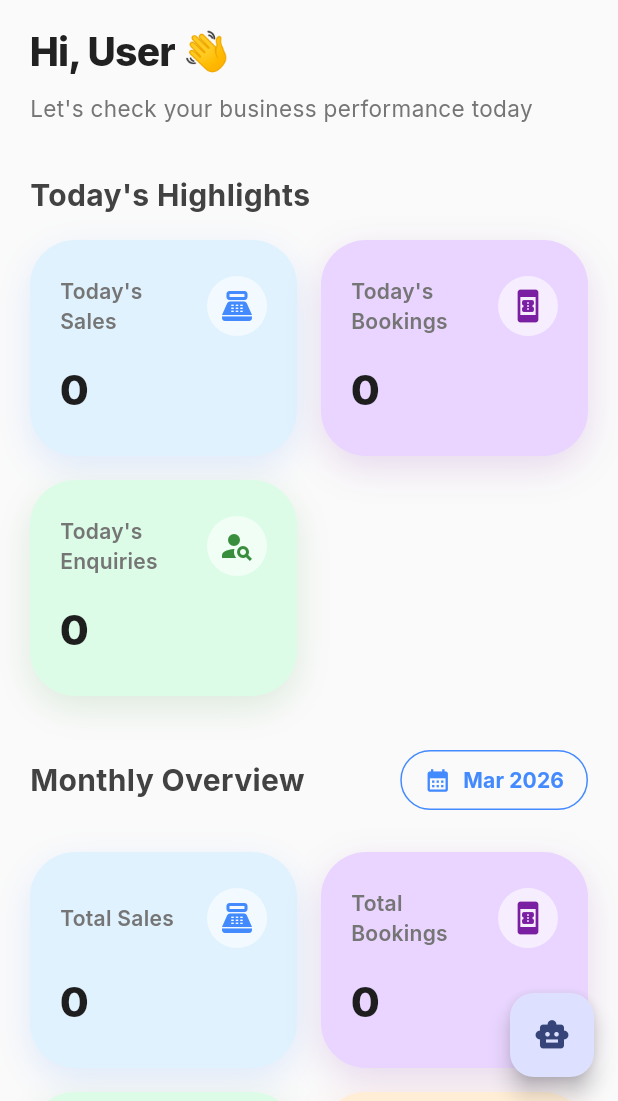
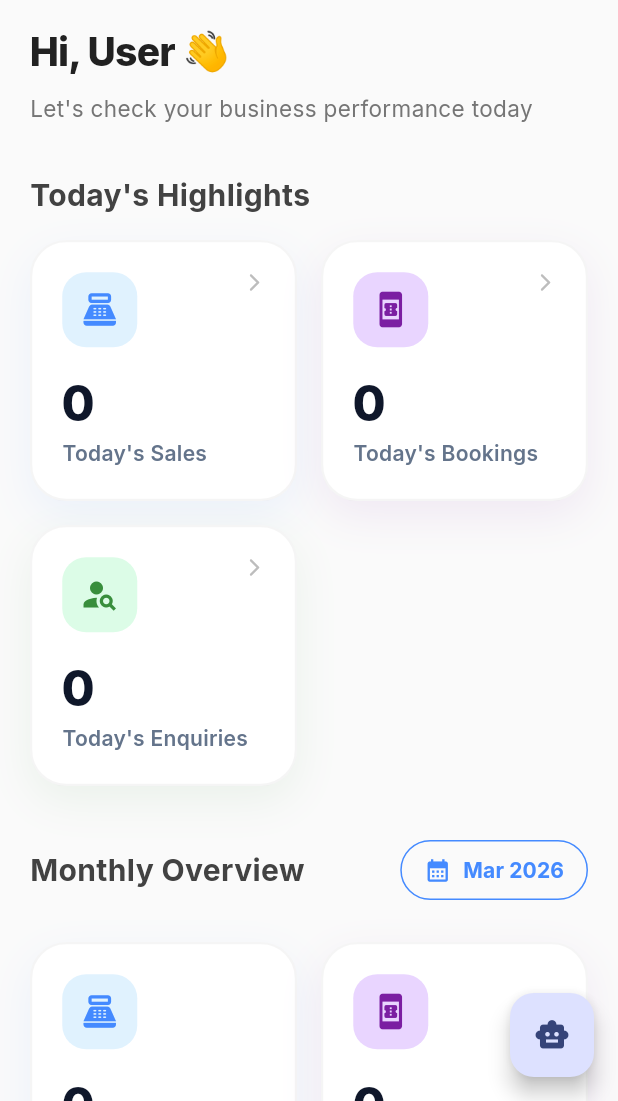
Before and after one commit to Parthi777/Android-App, a Flutter app: the DashboardPage screen opened by its route, after a tap on the "menu" icon, after a tap on the "smart toy" icon, on a phone screen of 412 x 824 dp, the part 135-1236 px from its top. Run offline on Flutter 3.47's test engine with Material 3 defaults, Android fonts, the phone set to English and light mode, and no system bars; our stand-ins replace csv, firebase_auth, firebase_core, fl_chart, flutter_hooks, flutter_riverpod and 12 more; missing offline and left inert: googleapis; accounts and stored records are empty.

```diff
--- a/ai_business_manager/lib/pages/dashboard/charts/enquiry_charts.dart
+++ b/ai_business_manager/lib/pages/dashboard/charts/enquiry_charts.dart
@@ -41,7 +41,7 @@ class EnquiryTrendChart extends StatelessWidget {
     return LineChart(
       LineChartData(
         gridData: FlGridData(
-          show: true,
+          show: false,
           drawVerticalLine: false,
           getDrawingHorizontalLine: (value) =>
               FlLine(color: Colors.grey.withOpacity(0.08), strokeWidth: 1),
--- a/ai_business_manager/lib/pages/dashboard/charts/finance_rto_charts.dart
+++ b/ai_business_manager/lib/pages/dashboard/charts/finance_rto_charts.dart
@@ -434,7 +434,7 @@ class RtoLocationChart extends StatelessWidget {
     return BarChart(
       BarChartData(
         gridData: FlGridData(
-          show: true,
+          show: false,
           drawVerticalLine: false,
           getDrawingHorizontalLine: (value) =>
               FlLine(color: Colors.grey.withOpacity(0.08), strokeWidth: 1),
--- a/ai_business_manager/lib/pages/dashboard/charts/sales_charts.dart
+++ b/ai_business_manager/lib/pages/dashboard/charts/sales_charts.dart
@@ -32,7 +32,7 @@ class ModelWiseSalesChart extends StatelessWidget {
     return BarChart(
       BarChartData(
         gridData: FlGridData(
-          show: true,
+          show: false,
           drawVerticalLine: false,
           getDrawingHorizontalLine: (value) =>
               FlLine(color: Colors.grey.withOpacity(0.08), strokeWidth: 1),
@@ -166,7 +166,7 @@ class SalesExecPerformanceChart extends StatelessWidget {
     return BarChart(
       BarChartData(
         gridData: FlGridData(
-          show: true,
+          show: false,
           drawVerticalLine: false,
           getDrawingHorizontalLine: (value) =>
               FlLine(color: Colors.grey.withOpacity(0.08), strokeWidth: 1),
--- a/ai_business_manager/lib/pages/dashboard/dashboard_page.dart
+++ b/ai_business_manager/lib/pages/dashboard/dashboard_page.dart
@@ -424,12 +424,15 @@ class DashboardPage extends HookConsumerWidget {
       decoration: BoxDecoration(
         color: Colors.white,
         borderRadius: BorderRadius.circular(24),
-        border: Border.all(color: Colors.grey.shade100, width: 1),
+        border: Border.all(
+          color: Colors.grey.withValues(alpha: 0.1),
+          width: 1.5,
+        ),
         boxShadow: [
           BoxShadow(
-            color: Colors.black.withOpacity(0.02),
-            blurRadius: 10,
-            offset: const Offset(0, 4),
+            color: Colors.black.withValues(alpha: 0.04),
+            blurRadius: 24,
+            offset: const Offset(0, 8),
           ),
         ],
       ),
--- a/ai_business_manager/lib/widgets/kpi_card.dart
+++ b/ai_business_manager/lib/widgets/kpi_card.dart
@@ -22,69 +22,70 @@ class KPICard extends StatelessWidget {
   Widget build(BuildContext context) {
     return InkWell(
       onTap: onTap,
-      borderRadius: BorderRadius.circular(20),
+      borderRadius: BorderRadius.circular(24),
       child: Container(
         decoration: BoxDecoration(
-          color: backgroundColor,
-          borderRadius: BorderRadius.circular(30), // Very soft, large radius
+          color: Colors.white,
+          borderRadius: BorderRadius.circular(24),
+          border: Border.all(
+            color: Colors.grey.withValues(alpha: 0.1),
+            width: 1.5,
+          ),
           boxShadow: [
             BoxShadow(
-              color: iconColor.withOpacity(
-                0.15,
-              ), // Diffuse shadow tinted to icon color
-              blurRadius: 20,
-              offset: const Offset(0, 8),
+              color: iconColor.withValues(alpha: 0.08),
+              blurRadius: 24,
+              offset: const Offset(0, 10),
             ),
           ],
         ),
-        padding: const EdgeInsets.symmetric(
-          horizontal: 20,
-          vertical: 24,
-        ), // More vertical padding
+        padding: const EdgeInsets.all(20),
         child: Column(
           crossAxisAlignment: CrossAxisAlignment.start,
-          mainAxisAlignment: MainAxisAlignment.spaceBetween, // Space items
+          mainAxisAlignment: MainAxisAlignment.center,
           children: [
             Row(
               mainAxisAlignment: MainAxisAlignment.spaceBetween,
+              crossAxisAlignment: CrossAxisAlignment.start,
               children: [
-                Expanded(
-                  child: Text(
-                    title,
-                    style: TextStyle(
-                      fontSize: 14,
-                      fontWeight: FontWeight.w600,
-                      color: Colors.grey[600],
-                      letterSpacing: 0.2,
-                    ),
-                    maxLines: 2,
-                    overflow: TextOverflow.ellipsis,
+                Container(
+                  padding: const EdgeInsets.all(12),
+                  decoration: BoxDecoration(
+                    color: backgroundColor, // Use the passed pastel color
+                    borderRadius: BorderRadius.circular(16),
                   ),
+                  child: Icon(icon, color: iconColor, size: 26),
                 ),
-                const SizedBox(width: 8), // Prevent icon from overlapping
-                Container(
-                  padding: const EdgeInsets.all(
-                    8,
-                  ), // Reduced padding to save horizontal space
-                  decoration: BoxDecoration(
-                    color: Colors.white.withOpacity(
-                      0.6,
-                    ), // Soft white background for icon
-                    shape: BoxShape.circle,
+                if (onTap != null)
+                  Icon(
+                    Icons.arrow_forward_ios_rounded,
+                    color: Colors.grey.shade400,
+                    size: 14,
                   ),
-                  child: Icon(icon, color: iconColor, size: 24),
-                ),
               ],
             ),
-            const SizedBox(height: 16),
+            const SizedBox(height: 20),
             Text(
               value,
               style: const TextStyle(
-                fontSize: 28, // Slightly larger, bolder value text
+                fontSize: 32,
                 fontWeight: FontWeight.w800,
-                color: Color(0xFF1E1E1E),
-                letterSpacing: -0.5,
+                color: Color(0xFF0F172A),
+                letterSpacing: -1.0,
+                height: 1.1,
               ),
+            ),
+            const SizedBox(height: 6),
+            Text(
+              title,
+              style: const TextStyle(
+                fontSize: 14,
+                fontWeight: FontWeight.w600,
+                color: Color(0xFF64748B),
+                letterSpacing: 0.2,
+              ),
+              maxLines: 2,
+              overflow: TextOverflow.ellipsis,
             ),
           ],
         ),
```
Also changed, not shown: 15 other files.
